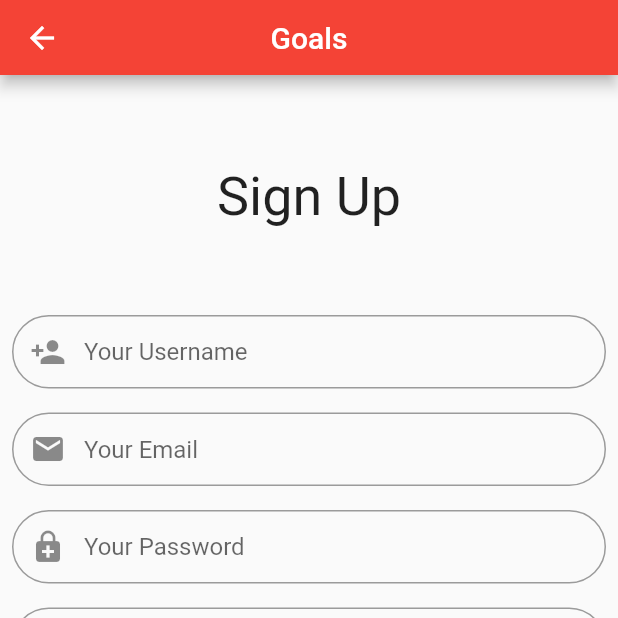
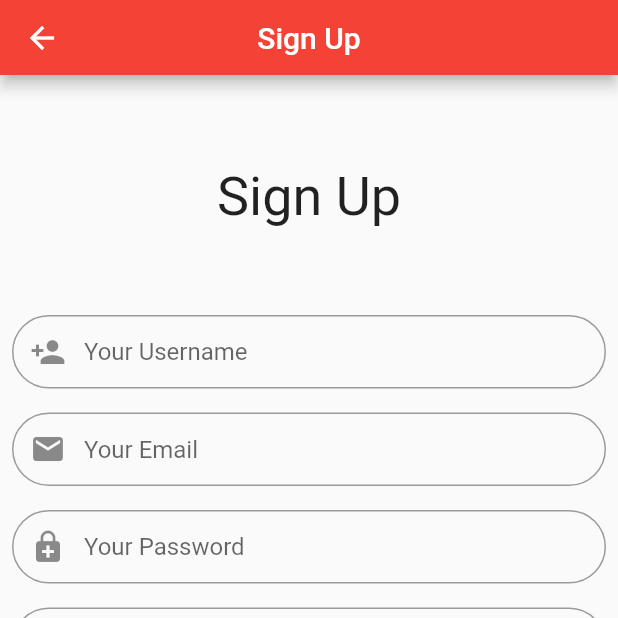
Before and after one commit to rdenis96/GoalsFrontend, a Flutter app: the screen it shows after launch, after a tap on "Don't have an account? Register here!", on a phone screen of 412 x 824 dp, the top half of it. Run offline on Flutter 3.47's test engine with Material 2 defaults, Android fonts, the phone set to English and light mode, and no system bars; missing offline and left inert: flutter_auth_buttons.

Commit message:
add title parameter for appbar and make lowercase the variables for title.

```diff
--- a/lib/screens/authentication/sign_in.dart
+++ b/lib/screens/authentication/sign_in.dart
@@ -1,6 +1,7 @@
 import 'package:flutter/material.dart';
 import 'package:flutter_auth_buttons/flutter_auth_buttons.dart';
 import 'package:goalsfrontend/widgets/appbar/appbar.dart';
+import 'package:goalsfrontend/widgets/appbar/constants/app_bar_titles.dart';
 import 'package:goalsfrontend/widgets/appbar/enums/app_bar_type_enum.dart';
 import 'package:goalsfrontend/widgets/buttons/submit_button.dart';
 import 'package:goalsfrontend/widgets/textfields/common_textfield.dart';
@@ -22,7 +23,7 @@ class SignIn extends StatelessWidget {
   Widget build(BuildContext context) {
     _context = context;
     return new Scaffold(
-        appBar: CustomAppBar(AppBarType.Common),
+        appBar: CustomAppBar(AppBarType.Common, AppBarTitles.login),
         body: new Container(
             child: new Center(
                 child: new Column(
--- a/lib/screens/authentication/sign_up.dart
+++ b/lib/screens/authentication/sign_up.dart
@@ -1,6 +1,7 @@
 import 'package:flutter/material.dart';
 import 'package:flutter/widgets.dart';
 import 'package:goalsfrontend/widgets/appbar/appbar.dart';
+import 'package:goalsfrontend/widgets/appbar/constants/app_bar_titles.dart';
 import 'package:goalsfrontend/widgets/appbar/enums/app_bar_type_enum.dart';
 import 'package:goalsfrontend/widgets/buttons/submit_button.dart';
 import 'package:goalsfrontend/widgets/textfields/common_textfield.dart';
@@ -21,7 +22,7 @@ class SignUp extends StatelessWidget {
   Widget build(BuildContext context) {
     _context = context;
     return new Scaffold(
-        appBar: CustomAppBar(AppBarType.Common),
+        appBar: CustomAppBar(AppBarType.Common, AppBarTitles.register),
         body: new Container(
             child: new Center(
                 child: new Column(
--- a/lib/screens/home/widgets/home.dart
+++ b/lib/screens/home/widgets/home.dart
@@ -1,12 +1,13 @@
 import 'package:flutter/material.dart';
 import 'package:goalsfrontend/widgets/appbar/appbar.dart';
+import 'package:goalsfrontend/widgets/appbar/constants/app_bar_titles.dart';
 import 'package:goalsfrontend/widgets/appbar/enums/app_bar_type_enum.dart';
 
 class Home extends StatelessWidget{
   @override
   Widget build(BuildContext context){
     return new Scaffold(
-      appBar: CustomAppBar(AppBarType.Home),
+      appBar: CustomAppBar(AppBarType.Home, AppBarTitles.home),
       body: new Container(
 
       ),
--- a/lib/widgets/appbar/appbar.dart
+++ b/lib/widgets/appbar/appbar.dart
@@ -4,22 +4,24 @@ import 'package:goalsfrontend/widgets/appbar/enums/app_bar_type_enum.dart';
 
 class CustomAppBar extends StatelessWidget implements PreferredSizeWidget {
   AppBarType _type;
+  String _pageTitle;
 
-  CustomAppBar(AppBarType type, {Key key}) : super(key: key) {
+  CustomAppBar(AppBarType type, String pageTitle, {Key key}) : super(key: key) {
     _type = type;
+    _pageTitle = pageTitle;
   }
   @override
   Widget build(BuildContext context) {
     switch (_type) {
       case AppBarType.Common:
         return AppBar(
-            title: Text("Goals"),
+            title: Text(_pageTitle),
             backgroundColor: GoalsColors.MainColor,
             centerTitle: true);
         break;
       case AppBarType.Home:
         return AppBar(
-            title: Text("Life Goals"),
+            title: Text(_pageTitle),
             backgroundColor: GoalsColors.MainColor,
             centerTitle: true);
         break;
--- /dev/null
+++ b/lib/widgets/appbar/constants/app_bar_titles.dart
@@ -0,0 +1,5 @@
+class AppBarTitles {
+  static final String login = "Sign In";
+  static final String register = "Sign Up";
+  static final String home = "Newspapper";
+}
```
